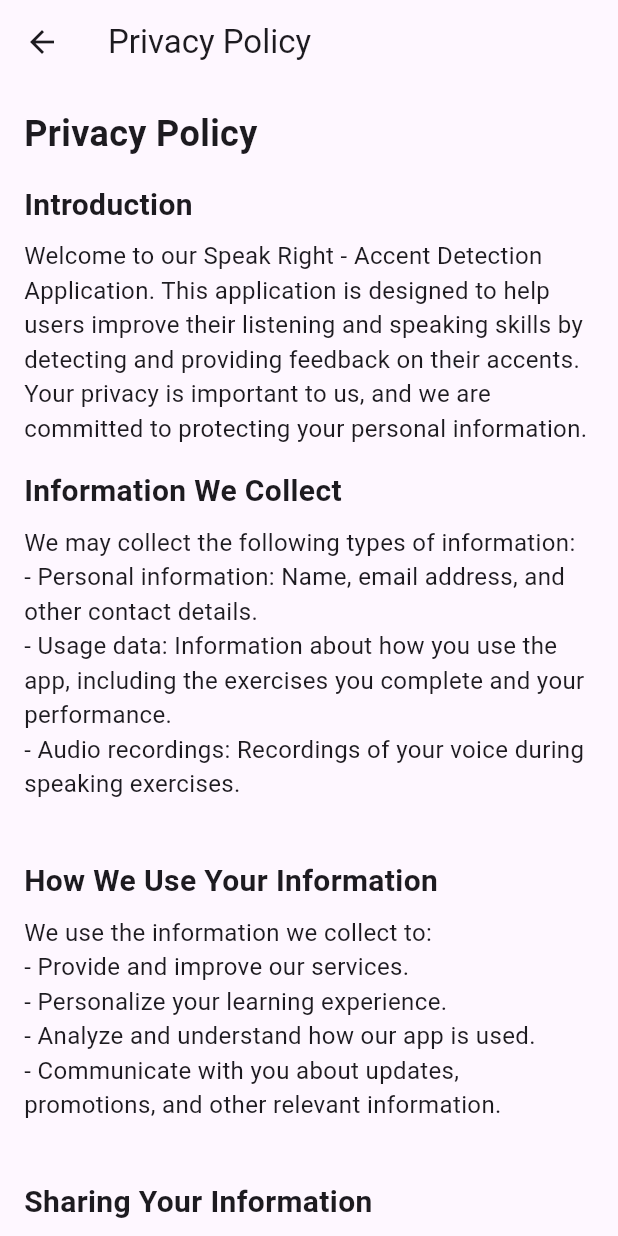
After one commit to afaqez/accentDetectionApp, a Flutter app: the PrivacyPolicyScreen screen opened directly, on a phone screen of 412 x 824 dp. The commit adds this screen. Run offline on Flutter 3.47's test engine with Material 3 defaults, Android fonts, the phone set to English and light mode, and no system bars; our stand-ins replace cloud_firestore, firebase_auth, firebase_core, firebase_storage, flutter_tts, google_sign_in and 1 more; missing offline and left inert: flutter_sound; accounts and stored records are empty.

Commit message:
Implement Contact Us, Rating, Share Functionality in Drawer, Implement Email Verification

```diff
--- /dev/null
+++ b/lib/utils/launch_email.dart
@@ -0,0 +1,11 @@
+import 'package:url_launcher/url_launcher.dart' as launcher;
+
+void launchEmail() async {
+  Uri uri = Uri.parse(
+    'mailto:moeezsuleman506@gmail.com?subject=Contact Us - Speak Right Application&body=Hello, I would like to contact you regarding',
+  );
+
+  if (!await launcher.launchUrl(uri)) {
+    print("Could not launch the email.");
+  }
+}
--- /dev/null
+++ b/lib/utils/launch_rating_feedback.dart
@@ -0,0 +1,11 @@
+import 'package:url_launcher/url_launcher.dart' as launcher;
+
+void launchRatingFeedback(int rating) async {
+  Uri uri = Uri.parse(
+    'mailto:moeezsuleman506@gmail.com?subject=Rating your Application - Speak Right Application&body=Hello, I would like to give $rating stars to your application.',
+  );
+
+  if (!await launcher.launchUrl(uri)) {
+    print("Could not launch the email.");
+  }
+}
--- /dev/null
+++ b/lib/utils/launch_url.dart
@@ -0,0 +1,14 @@
+import 'package:url_launcher/url_launcher.dart' as launcher;
+
+void launchUrl() async {
+  Uri uri = Uri.parse(
+    'https://drive.google.com/drive/folders/17iPT9ILQgez9jp_e_AABqwErvq1ljiXD?usp=sharing',
+  );
+
+  if (!await launcher.launchUrl(
+    uri,
+    mode: launcher.LaunchMode.externalApplication,
+  )) {
+    print("Could not launch the email.");
+  }
+}
--- /dev/null
+++ b/lib/views/drawer_screens/privacy_policy_screen.dart
@@ -0,0 +1,123 @@
+import 'package:flutter/material.dart';
+
+class PrivacyPolicyScreen extends StatelessWidget {
+  const PrivacyPolicyScreen({super.key});
+
+  @override
+  Widget build(BuildContext context) {
+    return Scaffold(
+      appBar: AppBar(
+        leading: IconButton(
+          icon: Icon(Icons.arrow_back),
+          onPressed: () {
+            Navigator.of(context).pop();
+          },
+        ),
+        title: Text('Privacy Policy'),
+      ),
+      body: const SingleChildScrollView(
+        padding: EdgeInsets.all(16.0),
+        child: Column(
+          crossAxisAlignment: CrossAxisAlignment.start,
+          children: [
+            Text(
+              'Privacy Policy',
+              style: TextStyle(fontSize: 24, fontWeight: FontWeight.bold),
+            ),
+            SizedBox(height: 16),
+            Text(
+              'Introduction',
+              style: TextStyle(fontSize: 20, fontWeight: FontWeight.bold),
+            ),
+            SizedBox(height: 8),
+            Text(
+              'Welcome to our Speak Right - Accent Detection Application. This application is designed to help users improve their listening and speaking skills by detecting and providing feedback on their accents. Your privacy is important to us, and we are committed to protecting your personal information.',
+              style: TextStyle(fontSize: 16),
+            ),
+            SizedBox(height: 16),
+            Text(
+              'Information We Collect',
+              style: TextStyle(fontSize: 20, fontWeight: FontWeight.bold),
+            ),
+            SizedBox(height: 8),
+            Text(
+              'We may collect the following types of information:\n'
+              '- Personal information: Name, email address, and other contact details.\n'
+              '- Usage data: Information about how you use the app, including the exercises you complete and your performance.\n'
+              '- Audio recordings: Recordings of your voice during speaking exercises.\n',
+              style: TextStyle(fontSize: 16),
+            ),
+            SizedBox(height: 16),
+            Text(
+              'How We Use Your Information',
+              style: TextStyle(fontSize: 20, fontWeight: FontWeight.bold),
+            ),
+            SizedBox(height: 8),
+            Text(
+              'We use the information we collect to:\n'
+              '- Provide and improve our services.\n'
+              '- Personalize your learning experience.\n'
+              '- Analyze and understand how our app is used.\n'
+              '- Communicate with you about updates, promotions, and other relevant information.\n',
+              style: TextStyle(fontSize: 16),
+            ),
+            SizedBox(height: 16),
+            Text(
+              'Sharing Your Information',
+              style: TextStyle(fontSize: 20, fontWeight: FontWeight.bold),
+            ),
+            SizedBox(height: 8),
+            Text(
+              'We do not share your personal information with third parties, except as required by law or as necessary to provide our services. We may share anonymized and aggregated data with our partners for research and development purposes.',
+              style: TextStyle(fontSize: 16),
+            ),
+            SizedBox(height: 16),
+            Text(
+              'Data Security',
+              style: TextStyle(fontSize: 20, fontWeight: FontWeight.bold),
+            ),
+            SizedBox(height: 8),
+            Text(
+              'We implement appropriate security measures to protect your personal information from unauthorized access, alteration, disclosure, or destruction. However, please be aware that no security measures are perfect or impenetrable.',
+              style: TextStyle(fontSize: 16),
+            ),
+            SizedBox(height: 16),
+            Text(
+              'Your Rights',
+              style: TextStyle(fontSize: 20, fontWeight: FontWeight.bold),
+            ),
+            SizedBox(height: 8),
+            Text(
+              'You have the right to:\n'
+              '- Access the personal information we hold about you.\n'
+              '- Request the correction of inaccurate or incomplete information.\n'
+              '- Request the deletion of your personal information.\n'
+              '- Opt out of receiving promotional communications.\n',
+              style: TextStyle(fontSize: 16),
+            ),
+            SizedBox(height: 16),
+            Text(
+              'Changes to This Privacy Policy',
+              style: TextStyle(fontSize: 20, fontWeight: FontWeight.bold),
+            ),
+            SizedBox(height: 8),
+            Text(
+              'We may update this Privacy Policy from time to time. We will notify you of any changes by posting the new Privacy Policy on this page. You are advised to review this Privacy Policy periodically for any changes.',
+              style: TextStyle(fontSize: 16),
+            ),
+            SizedBox(height: 16),
+            Text(
+              'Contact Us',
+              style: TextStyle(fontSize: 20, fontWeight: FontWeight.bold),
+            ),
+            SizedBox(height: 8),
+            Text(
+              'If you have any questions or concerns about this Privacy Policy, please contact us at moeezsuleman506@gmail.com.',
+              style: TextStyle(fontSize: 16),
+            ),
+          ],
+        ),
+      ),
+    );
+  }
+}
--- a/pubspec.yaml
+++ b/pubspec.yaml
@@ -1,5 +1,5 @@
 name: accent_detection_app
-description: "A new Flutter project."
+description: "An application for learning US or UK accents."
 # The following line prevents the package from being accidentally published to
 # pub.dev using `flutter pub publish`. This is preferred for private packages.
 publish_to: "none" # Remove this line if you wish to publish to pub.dev
@@ -43,6 +43,7 @@
   flutter_sound: ^9.4.11
   permission_handler: ^11.3.1
   http: ^1.2.1
+  url_launcher: ^6.1.11
 
 dev_dependencies:
   flutter_test:
```
Also changed, not shown: lib/views/drawer_screens/rating_screen.dart (added, +69 -0 lines), lib/views/home_screen.dart (+19 -5 lines), lib/views/user_authentication/sign_up.dart (+41 -2 lines), pubspec.lock, 7 other files.
